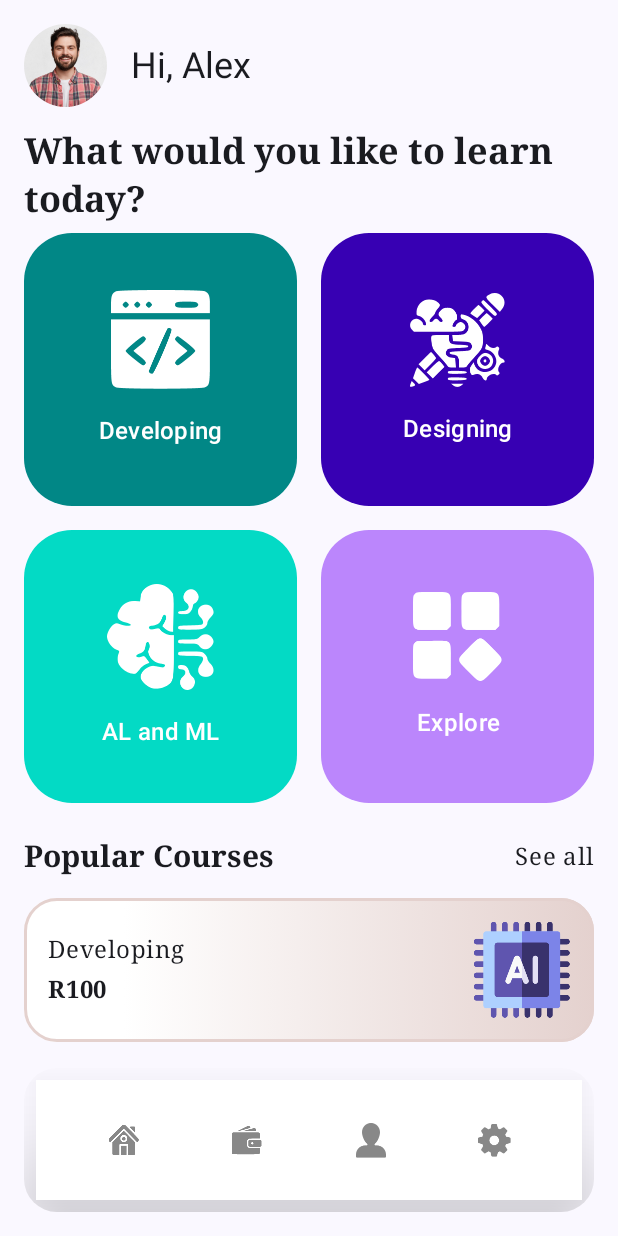
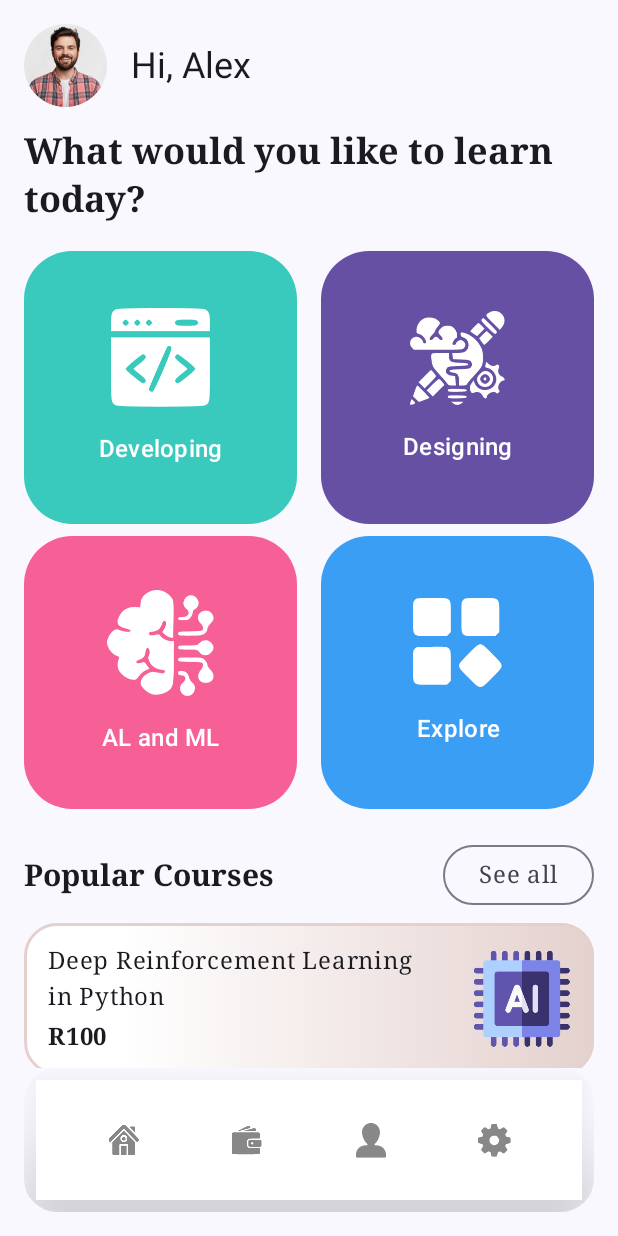
Before and after one commit to joeMalebe/LearningPortal, an Android app built with Jetpack Compose: the screen it shows after launch (MainActivity), after a tap on "Today", on a phone screen of 412 x 824 dp. Run offline under Robolectric (Android 15) with nearby library versions, the phone set to English and light mode, and no system bars.

Commit message:
update status bar colour and add theme colours with course data

```diff
--- a/app/build.gradle.kts
+++ b/app/build.gradle.kts
@@ -59,6 +59,7 @@ dependencies {
     implementation("androidx.compose.ui:ui-graphics")
     implementation("androidx.compose.ui:ui-tooling-preview")
     implementation("androidx.compose.material3:material3")
+    implementation("com.google.accompanist:accompanist-systemuicontroller:0.34.0")
     implementation ("androidx.navigation:navigation-compose:$navVersion")
     testImplementation("junit:junit:4.13.2")
     androidTestImplementation("androidx.test.ext:junit:1.1.5")
--- a/app/src/main/java/com/example/learningportal/data/Course.kt
+++ b/app/src/main/java/com/example/learningportal/data/Course.kt
@@ -7,12 +7,15 @@ data class Course(val id: String, val name: String, @DrawableRes val image:  Int
     companion object {
         fun getCourses(): List<Course> {
             return listOf(
-                Course("1", "Developing", R.drawable.ic_1, "1", "R100", R.drawable.bg_1),
-                Course("2", "Designing", R.drawable.ic_2, "2", "R250", R.drawable.bg_2),
-                Course("3", "AL and ML", R.drawable.ic_3, "3", "R260", R.drawable.bg_3),
-                Course("4", "Explore", R.drawable.ic_4, "4", "R100", R.drawable.bg_4),
-                Course("5", "Explore", R.drawable.ic_5, "4", "R400", R.drawable.bg_5),
-            )
+                Course("1", "Deep Reinforcement Learning in Python", R.drawable.ic_1, "1", "R100", R.drawable.bg_1),
+                Course("2", "Learn and Understand NodeJS", R.drawable.ic_2, "2", "R250", R.drawable.bg_2),
+                Course("3", "iOS & Swift - The Complete iOS ", R.drawable.ic_4, "3", "R260", R.drawable.bg_3),
+                Course("4", "Java 17 Masterclass: Start Coding in 2024", R.drawable.ic_3, "4", "R100", R.drawable.bg_4),
+                Course("5", "GREENsters, Inc.: Ecological Transition", R.drawable.ic_5, "4", "R400", R.drawable.bg_5),
+                Course("2", "Sustainable Urban Development", R.drawable.ic_2, "2", "R250", R.drawable.bg_1),
+                Course("3", "Bordeaux and blueprints", R.drawable.ic_4, "3", "R260", R.drawable.bg_2),
+
+                )
         }
     }
 }
--- a/app/src/main/java/com/example/learningportal/data/CourseCategory.kt
+++ b/app/src/main/java/com/example/learningportal/data/CourseCategory.kt
@@ -1,15 +1,26 @@
 package com.example.learningportal.data
 
+import androidx.compose.ui.graphics.Color
 import com.example.learningportal.R
+import com.example.learningportal.ui.theme.Blue
+import com.example.learningportal.ui.theme.Cyan
+import com.example.learningportal.ui.theme.Orange
+import com.example.learningportal.ui.theme.Pink
+import com.example.learningportal.ui.theme.Pink40
+import com.example.learningportal.ui.theme.Purple40
+import com.example.learningportal.ui.theme.PurpleGrey40
 
-data class CourseCategory(val id: Int, val name: String, val image: Int, val backgroundColor: Int = 0) {
+data class CourseCategory(val id: Int, val name: String, val image: Int, val backgroundColor: Color = Color.White) {
     companion object {
         fun getCourseCategories(): List<CourseCategory> {
             return listOf(
-                CourseCategory(1, "Developing", R.drawable.btn_1, R.color.teal_700),
-                CourseCategory(2, "Designing", R.drawable.btn_2, R.color.purple_700),
-                CourseCategory(3, "AL and ML", R.drawable.btn_3, R.color.teal_200),
-                CourseCategory(4, "Explore", R.drawable.btn_4, R.color.purple_200)
+                CourseCategory(1, "Developing", R.drawable.btn_1, Cyan),
+                CourseCategory(2, "Designing", R.drawable.btn_2, Purple40),
+                CourseCategory(3, "AL and ML", R.drawable.btn_3, Pink),
+                CourseCategory(4, "Explore", R.drawable.btn_4, Blue),
+                CourseCategory(1, "Developing", R.drawable.btn_1, Orange),
+                CourseCategory(3, "Cooking and cleaning", R.drawable.btn_3, PurpleGrey40),
+                CourseCategory(1, "Public communication", R.drawable.btn_2, Pink40),
             )
         }
     }
--- a/app/src/main/java/com/example/learningportal/navigation/AppNavigation.kt
+++ b/app/src/main/java/com/example/learningportal/navigation/AppNavigation.kt
@@ -8,6 +8,7 @@ import androidx.navigation.compose.composable
 import androidx.navigation.compose.rememberNavController
 import com.example.learningportal.ui.screens.DashboardScreen
 import com.example.learningportal.ui.screens.LandingScreen
+import com.example.learningportal.ui.screens.PopularCoursesScreen
 
 @Composable
 fun AppNavHost(
@@ -27,5 +28,9 @@ fun AppNavHost(
         composable(NavigationItem.Dashboard.route) {
             DashboardScreen(navHostController = navHostController)
         }
+
+        composable(NavigationItem.PopularCourse.route) {
+            PopularCoursesScreen(navHostController = navHostController)
+        }
     }
 }
--- a/app/src/main/java/com/example/learningportal/navigation/NavigationItem.kt
+++ b/app/src/main/java/com/example/learningportal/navigation/NavigationItem.kt
@@ -1,12 +1,12 @@
 package com.example.learningportal.navigation
 
 enum class Screen {
-    Dashboard, Course, Home
+    Dashboard, PopularCourse, Home
 }
 
 sealed class NavigationItem(val route: String) {
 
     object Home : NavigationItem(Screen.Home.name)
     object Dashboard : NavigationItem(Screen.Dashboard.name)
-    object Course : NavigationItem(Screen.Course.name)
+    object PopularCourse : NavigationItem(Screen.PopularCourse.name)
 }
--- a/app/src/main/java/com/example/learningportal/ui/screens/DashboardScreen.kt
+++ b/app/src/main/java/com/example/learningportal/ui/screens/DashboardScreen.kt
@@ -4,6 +4,7 @@ import androidx.compose.foundation.BorderStroke
 import androidx.compose.foundation.Image
 import androidx.compose.foundation.background
 import androidx.compose.foundation.border
+import androidx.compose.foundation.clickable
 import androidx.compose.foundation.layout.Arrangement
 import androidx.compose.foundation.layout.Box
 import androidx.compose.foundation.layout.Column
@@ -25,6 +26,7 @@ import androidx.compose.material3.ExperimentalMaterial3Api
 import androidx.compose.material3.Icon
 import androidx.compose.material3.IconButton
 import androidx.compose.material3.MaterialTheme
+import androidx.compose.material3.OutlinedButton
 import androidx.compose.material3.Scaffold
 import androidx.compose.material3.Text
 import androidx.compose.material3.TopAppBarDefaults
@@ -48,6 +50,7 @@ import androidx.navigation.compose.rememberNavController
 import com.example.learningportal.R
 import com.example.learningportal.data.Course
 import com.example.learningportal.data.CourseCategory
+import com.example.learningportal.navigation.NavigationItem
 import com.example.learningportal.ui.MyBottomAppBar
 import com.example.learningportal.ui.theme.Cream
 import com.example.learningportal.ui.theme.LearningPortalTheme
@@ -112,7 +115,7 @@ fun DashboardScreen(
             .padding(16.dp)
     ) {
 
-        Column(
+        Column(verticalArrangement = Arrangement.spacedBy(16.dp),
             modifier = Modifier
                 .padding(it)
                 .fillMaxWidth()
@@ -122,7 +125,6 @@ fun DashboardScreen(
             Text(
                 text = stringResource(id = R.string.what_would_you_like),
                 style = MaterialTheme.typography.headlineLarge,
-                modifier = Modifier.padding(top = 16.dp)
             )
             val category = CourseCategory.getCourseCategories().first()
 
@@ -131,13 +133,13 @@ fun DashboardScreen(
                 horizontalArrangement = Arrangement.spacedBy(16.dp),
                 modifier = Modifier
                     .fillMaxWidth()
-                    .heightIn(min = 200.dp, max = 410.dp)
+                    .heightIn(min = 200.dp, max = 380.dp)
             ) {
                 items(categoryList.size) {
                     CategoryItem(categoryList[it])
                 }
             }
-            PopularCourses()
+            PopularCourses { navHostController.navigate(NavigationItem.PopularCourse.route) }
         }
     }
 }
@@ -147,10 +149,10 @@ private fun CategoryItem(category: CourseCategory, modifier: Modifier = Modifier
     Box(
         contentAlignment = Alignment.Center,
         modifier = modifier
-            .padding(vertical = 8.dp)
+            .padding(vertical = 4.dp)
             .aspectRatio(1f)
             .background(
-                color = colorResource(id = category.backgroundColor),
+                color =  category.backgroundColor,
                 shape = RoundedCornerShape(32.dp)
             )
     ) {
@@ -196,10 +198,9 @@ private fun UserProfilePic(modifier: Modifier = Modifier) {
 
 
 @Composable
-fun PopularCourses(course: Course = Course.getCourses()[0]) {
+fun PopularCourses(modifier: Modifier = Modifier, course: Course = Course.getCourses()[0], seeAllClick: () -> Unit) {
     Column(
-        modifier = Modifier
-            .padding(top = 16.dp)
+        modifier = modifier
             .verticalScroll(rememberScrollState())
     ) {
 
@@ -208,27 +209,30 @@ fun PopularCourses(course: Course = Course.getCourses()[0]) {
             verticalAlignment = Alignment.CenterVertically,
             modifier = Modifier
                 .fillMaxWidth()
-                .padding(bottom = 16.dp)
+                .padding(bottom = 8.dp)
         ) {
             Text(
                 text = stringResource(id = R.string.popular_courses),
                 style = MaterialTheme.typography.headlineMedium
             )
 
+            OutlinedButton(onClick = { /*TODO*/ }) {
+
             Text(
                 text = stringResource(id = R.string.see_all),
-                style = MaterialTheme.typography.bodyLarge
+                style = MaterialTheme.typography.bodyLarge, modifier = Modifier.clickable { seeAllClick() }
             )
+            }
         }
 
-        Course(course)
+        Course(course =  course)
     }
 }
 
 @Composable
-private fun Course(course: Course = Course.getCourses()[0]) {
+private fun Course( modifier: Modifier = Modifier, course: Course = Course.getCourses()[0]) {
     Box(
-        modifier = Modifier
+        modifier = modifier
             .padding(bottom = 16.dp)
             .background(
                 shape = RoundedCornerShape(22.dp),
@@ -298,7 +302,7 @@ fun CategoryItemPreview() {
 @Preview(showBackground = true, showSystemUi = true)
 fun PopularCoursesPreview() {
     LearningPortalTheme {
-        PopularCourses()
+        PopularCourses {}
     }
 }
 
--- a/app/src/main/java/com/example/learningportal/ui/screens/PopularCoursesScreen.kt
+++ b/app/src/main/java/com/example/learningportal/ui/screens/PopularCoursesScreen.kt
@@ -33,6 +33,8 @@ import androidx.compose.ui.res.stringResource
 import androidx.compose.ui.text.font.FontWeight
 import androidx.compose.ui.tooling.preview.Preview
 import androidx.compose.ui.unit.dp
+import androidx.navigation.NavHostController
+import androidx.navigation.compose.rememberNavController
 import com.example.learningportal.R
 import com.example.learningportal.data.Course
 import com.example.learningportal.ui.theme.LearningPortalTheme
@@ -40,7 +42,7 @@ import com.example.learningportal.ui.theme.LearningPortalTheme
 
 @OptIn(ExperimentalMaterial3Api::class)
 @Composable
-fun PopularCoursesScreen() {
+fun PopularCoursesScreen(navHostController: NavHostController = rememberNavController()) {
     Scaffold(topBar = {
         TopAppBar(title = {
             Row(
@@ -48,7 +50,7 @@ fun PopularCoursesScreen() {
                 verticalAlignment = Alignment.CenterVertically
             ) {
                 OutlinedButton(
-                    onClick = { /*TODO*/ },
+                    onClick = { navHostController.navigateUp() },
                     shape = CircleShape,
                     modifier = Modifier.size(42.dp),
                     contentPadding = PaddingValues(10.dp)
@@ -97,7 +99,8 @@ private fun Course(course: Course = Course.getCourses()[0]) {
             Image(
                 bitmap = ImageBitmap.imageResource(course.backgroundImg),
                 contentDescription = "",
-                contentScale = ContentScale.Crop
+                contentScale = ContentScale.Fit, modifier = Modifier
+                    .align(Alignment.CenterEnd)
             )
             Row(
                 horizontalArrangement = Arrangement.SpaceBetween,
@@ -115,7 +118,7 @@ private fun Course(course: Course = Course.getCourses()[0]) {
                     Text(
                         text = course.name,
                         style = MaterialTheme.typography.bodyLarge,
-                        modifier = Modifier.padding(bottom = 8.dp)
+                        modifier = Modifier.padding(bottom = 8.dp, end = 32.dp)
                     )
 
                     Text(
--- a/app/src/main/java/com/example/learningportal/ui/theme/Color.kt
+++ b/app/src/main/java/com/example/learningportal/ui/theme/Color.kt
@@ -10,3 +10,10 @@ val Purple40 = Color(0xFF6650a4)
 val PurpleGrey40 = Color(0xFF625b71)
 val Pink40 = Color(0xFF7D5260)
 val Cream = Color(0xFFE4D1CE)
+
+
+val Cyan = Color(0xFF39CABD)
+val Orange = Color(0xFFFF9D47)
+val Blue = Color(0xFF3B9EF5)
+val Pink = Color(0xFFF66097)
+val Gray = Color(0xFFF6F6F6)
--- a/app/src/main/java/com/example/learningportal/ui/theme/Theme.kt
+++ b/app/src/main/java/com/example/learningportal/ui/theme/Theme.kt
@@ -10,6 +10,7 @@ import androidx.compose.material3.dynamicLightColorScheme
 import androidx.compose.material3.lightColorScheme
 import androidx.compose.runtime.Composable
 import androidx.compose.runtime.SideEffect
+import androidx.compose.ui.graphics.Color
 import androidx.compose.ui.graphics.toArgb
 import androidx.compose.ui.platform.LocalContext
 import androidx.compose.ui.platform.LocalView
@@ -57,8 +58,12 @@ fun LearningPortalTheme(
     if (!view.isInEditMode) {
         SideEffect {
             val window = (view.context as Activity).window
-            window.statusBarColor = colorScheme.primary.toArgb()
-            WindowCompat.getInsetsController(window, view).isAppearanceLightStatusBars = darkTheme
+            window.statusBarColor = if (darkTheme) {
+                Color.Transparent.toArgb()
+            } else {
+                    Gray.toArgb()
+            }
+            WindowCompat.getInsetsController(window, view).isAppearanceLightStatusBars = !darkTheme
         }
     }
 
```
